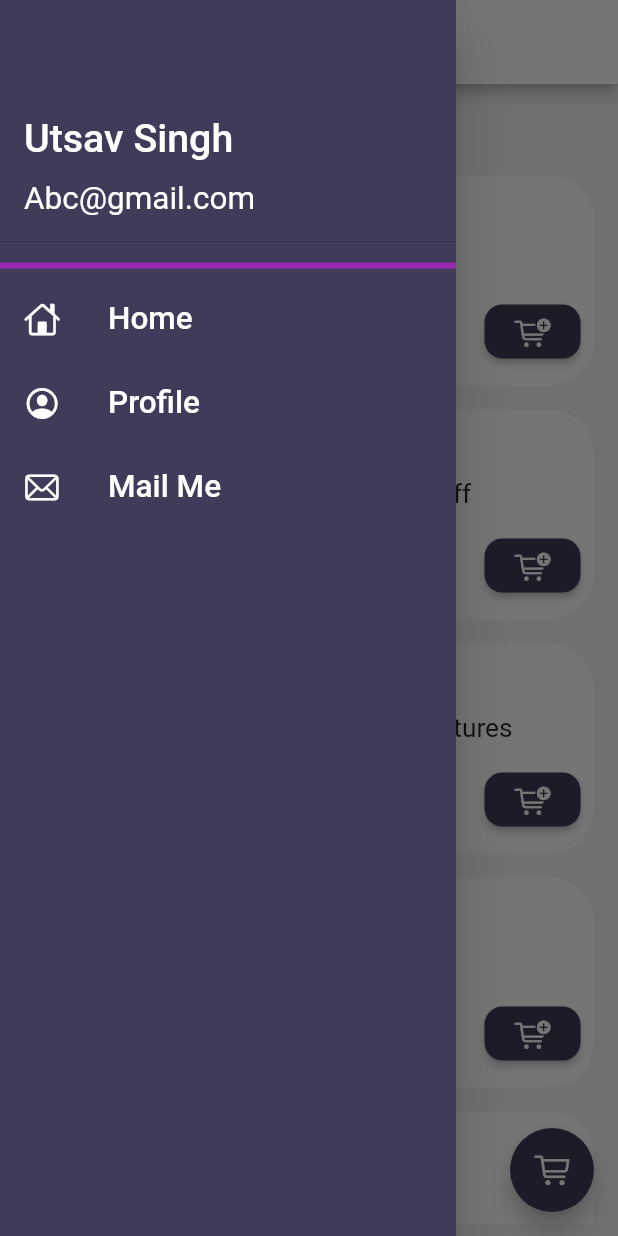
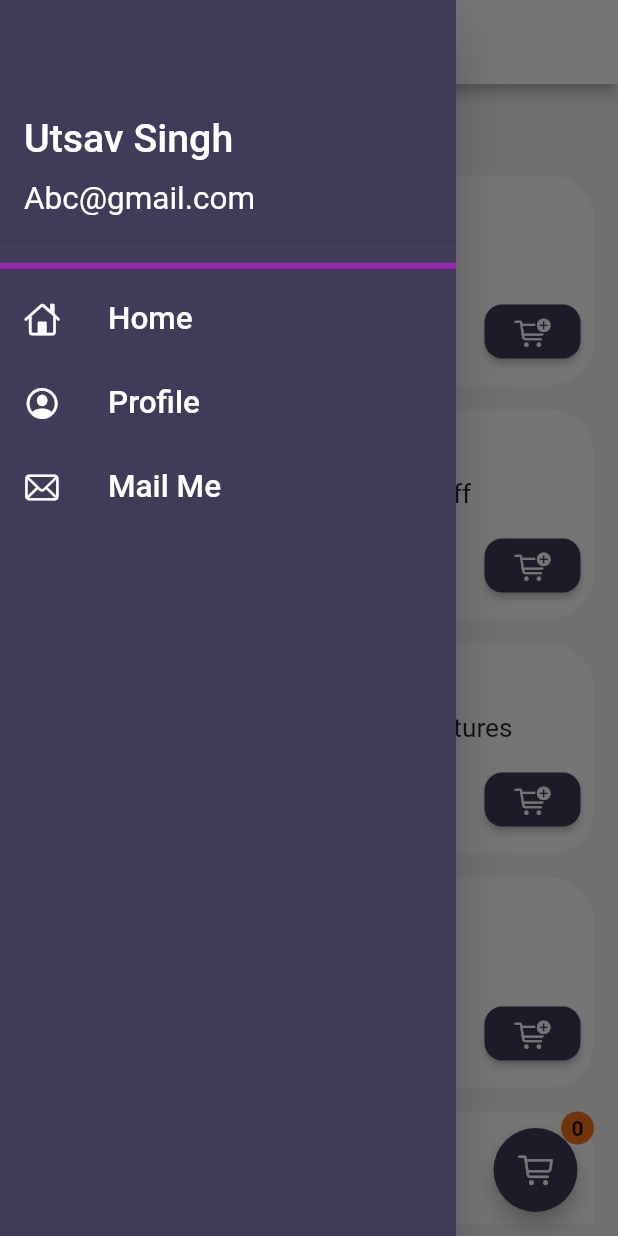
Before and after one commit to SOLVECODE404/flutterlearn, a Flutter app: the HomePage screen opened by its route, with the side drawer open, on a phone screen of 412 x 824 dp. Run offline on Flutter 3.47's test engine with Material 2 defaults, Android fonts, the phone set to English and light mode, and no system bars; drawn by our look-alikes of velocity_x.

Commit message:
day 21 completed

```diff
--- a/lib/main.dart
+++ b/lib/main.dart
@@ -26,7 +26,7 @@ class MyApp extends StatelessWidget {
       // themeMode: ThemeMode.light,
       theme: Mytheme.lightheme(context),
       // darkTheme: Mytheme.darktheme(context),
-      initialRoute: MyRoutes.homeRoute,
+      initialRoute: MyRoutes.loginRoute,
       routes: {
         "/": (context) => LoginPage(),
         MyRoutes.homeRoute: (context) => HomePage(),
--- a/lib/pages/homepage.dart
+++ b/lib/pages/homepage.dart
@@ -1,5 +1,6 @@
 import 'dart:convert';
 
+import 'package:catalog/models/cart.dart';
 import 'package:catalog/pages/catalog.dart';
 import 'package:catalog/utlis/themes.dart';
 import 'package:catalog/widgets/drawer.dart';
@@ -7,6 +8,7 @@ import 'package:flutter/cupertino.dart';
 import 'package:flutter/material.dart';
 import 'package:flutter/services.dart';
 import 'package:velocity_x/velocity_x.dart';
+import '../core/store.dart';
 import '../utlis/routes.dart';
 import '../widgets/homepage_widgets/catalog_header.dart';
 import '../widgets/homepage_widgets/catalog_list.dart';
@@ -36,6 +38,7 @@ class _HomePageState extends State<HomePage> {
 
   @override
   Widget build(BuildContext context) {
+    final _cart = (VxState.store as MyStore).cart;
     // final dummylist = List.generate(6, (index) => catalogModel.items[0]);
     return Scaffold(
       appBar: AppBar(
@@ -44,11 +47,19 @@ class _HomePageState extends State<HomePage> {
         titleSpacing: 80,
       ),
       drawer: MyDrawer(),
-      floatingActionButton: FloatingActionButton(
-        backgroundColor: Mytheme.darkBluishColor,
-        onPressed: () => Navigator.pushNamed(context, MyRoutes.CartRoute),
-        child: Icon(
-          CupertinoIcons.cart,
+      floatingActionButton: VxBuilder(
+        mutations: {AddMutation, RemoveMutation},
+        builder: (ctx, _, __) => FloatingActionButton(
+          backgroundColor: Mytheme.darkBluishColor,
+          onPressed: () => Navigator.pushNamed(context, MyRoutes.CartRoute),
+          child: Icon(
+            CupertinoIcons.cart,
+          ),
+        ).badge(
+          color: Vx.orange500,
+          textStyle: TextStyle(fontWeight: FontWeight.bold),
+          size: 22,
+          count: _cart.items.length,
         ),
       ),
       backgroundColor: Mytheme.CreamColor,
```
